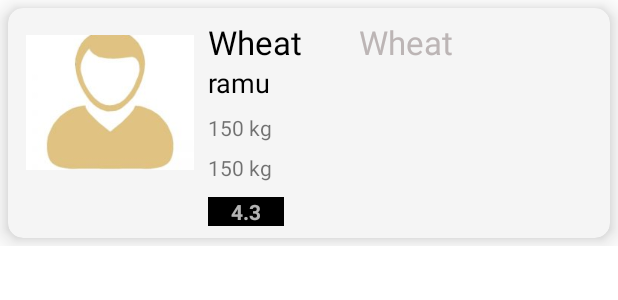
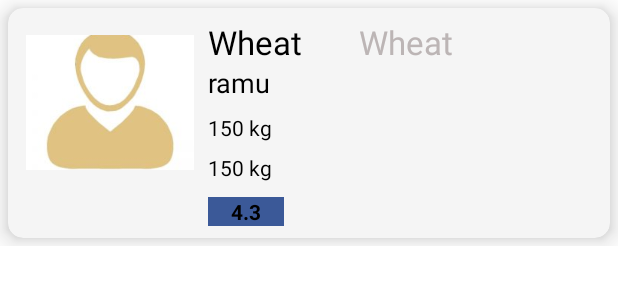
Before and after one commit to chinmaybadhe/food4good, an Android app: the layout rv_item_order.xml on its own in the app's theme, with its tools: preview values and no code run, on a phone screen of 412 x 824 dp. Shown: the top 300 px of the screen. Run offline under Robolectric (Android 15) with nearby library versions, the phone set to English and light mode, and no system bars.

Commit message:
Order changes

```diff
--- a/app/src/main/java/com/example/food4good/OrdersAdapter.java
+++ b/app/src/main/java/com/example/food4good/OrdersAdapter.java
@@ -54,11 +54,11 @@ public class OrdersAdapter extends RecyclerView.Adapter<OrdersAdapter.ViewHolder
 
         // Set item views based on your views and data model
         ImageView imgProfile = holder.imgProfile;
-        holder.tvOrder.setText("Order:");
+        holder.tvOrder.setText("Order ID:");
         holder.tvOrderId.setText("#"+order.getO_id());
         holder.tvRequesterName.setText(order.getRequesterName());
-        holder.tvVeg.setText(order.getV_qty()+" veg available");
-        holder.tvNonVeg.setText(order.getNv_qty()+" non veg available");
+        holder.tvVeg.setText(order.getV_qty()+" veg meal requested");
+        holder.tvNonVeg.setText(order.getNv_qty()+" non veg meal requested");
         holder.cvContributorOrder.setOnClickListener(new View.OnClickListener() {
             @Override
             public void onClick(View view) {
--- a/app/src/main/res/layout/rv_item_order.xml
+++ b/app/src/main/res/layout/rv_item_order.xml
@@ -65,6 +65,7 @@
                 android:id="@+id/tvVeg"
                 android:layout_width="wrap_content"
                 android:layout_height="wrap_content"
+                android:textColor="#000000"
                 android:layout_below="@id/tvRequesterName"
                 android:layout_marginLeft="5dp"
                 android:layout_marginTop="8dp"
@@ -78,6 +79,7 @@
                 android:layout_height="wrap_content"
                 android:layout_below="@id/tvVeg"
                 android:layout_marginLeft="5dp"
+                android:textColor="#000000"
                 android:layout_marginTop="7dp"
                 android:layout_toRightOf="@id/imgProfile"
                 android:text="150 kg"
@@ -86,12 +88,14 @@
             <TextView
                 android:id="@+id/tvRequesterRating"
                 android:layout_width="wrap_content"
+
+                android:textColor="#000000"
                 android:layout_height="wrap_content"
                 android:layout_below="@id/tvNonVeg"
                 android:layout_marginLeft="5dp"
                 android:layout_marginTop="10dp"
                 android:layout_toRightOf="@id/imgProfile"
-                android:background="@color/material_dynamic_neutral0"
+                android:background="@color/blue"
                 android:paddingLeft="15dp"
                 android:paddingRight="15dp"
                 android:text="4.3"
```
